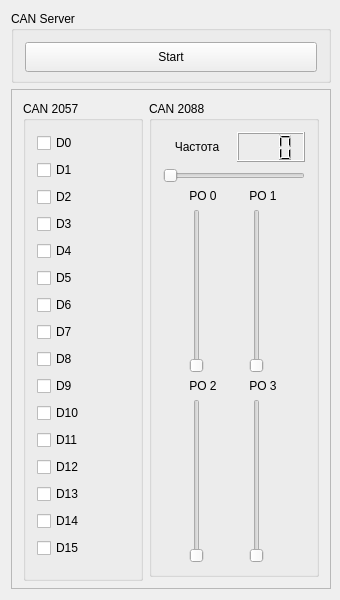
Before: the Qt Designer form Megatron-server/server.ui in sseitov/Megatron, drawn with Qt 5.
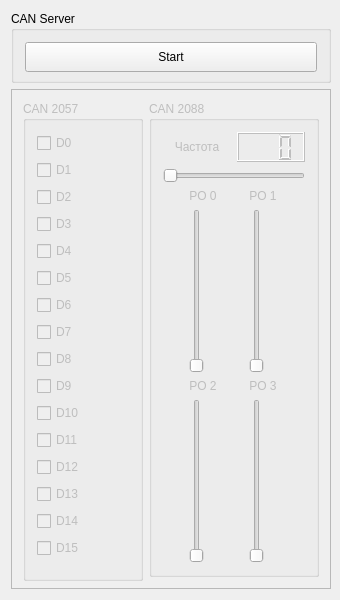
After: the same form once the commit is applied.

What changed in the file:
```diff
--- a/Megatron-server/server.ui
+++ b/Megatron-server/server.ui
@@ -93,7 +93,7 @@
       <item>
        <widget class="QGroupBox" name="can2057">
         <property name="enabled">
-         <bool>true</bool>
+         <bool>false</bool>
         </property>
         <property name="minimumSize">
          <size>
@@ -239,7 +239,7 @@
       <item>
        <widget class="QGroupBox" name="can2088">
         <property name="enabled">
-         <bool>true</bool>
+         <bool>false</bool>
         </property>
         <property name="minimumSize">
          <size>
```
Left out of the diff: 5 changed lines with no effect on the pictures.
